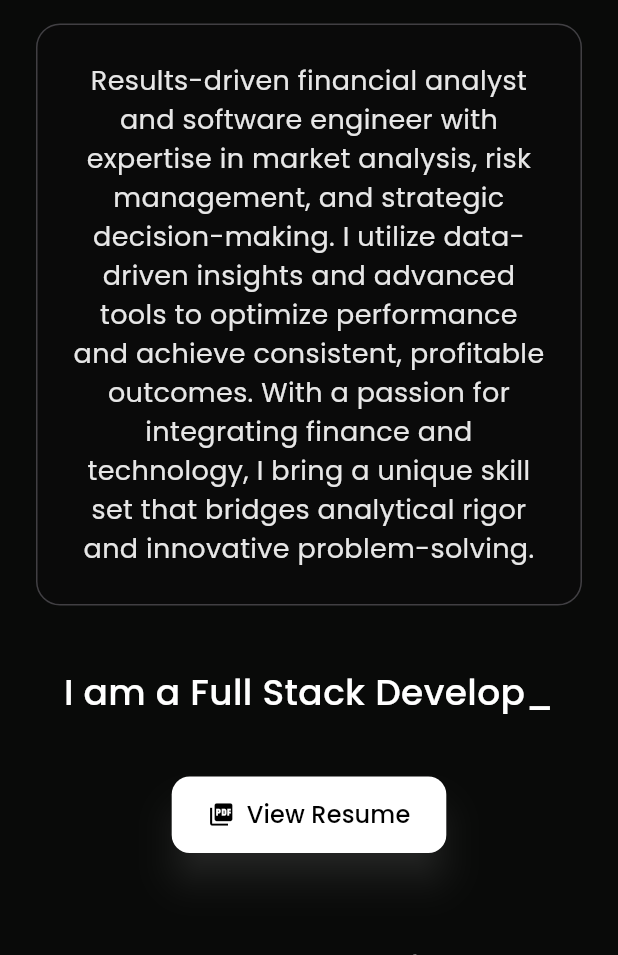
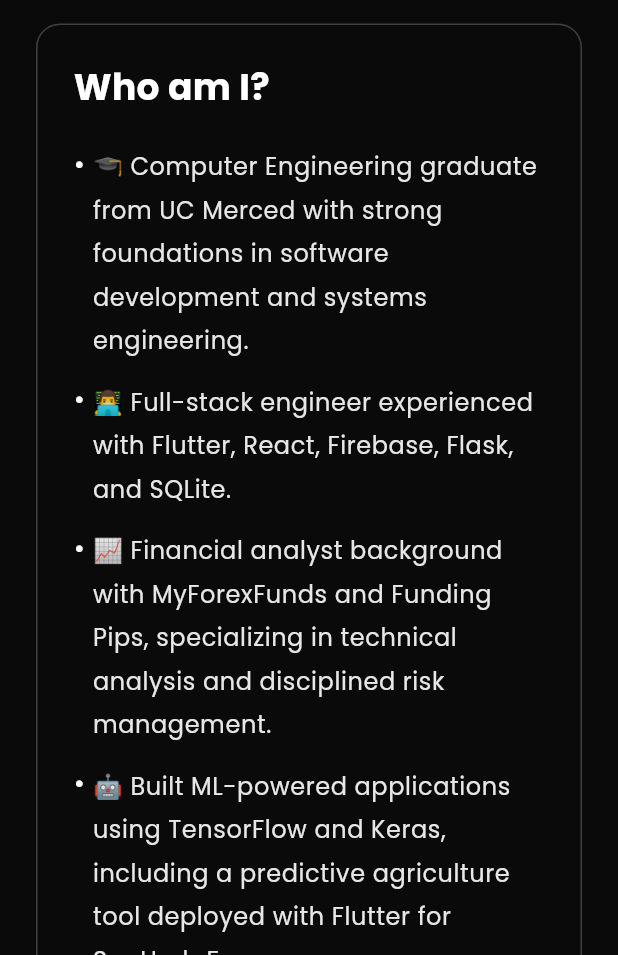
Before and after one commit to c7harry/Portfolio, a Flutter app: the screen it shows after launch, on a phone screen of 412 x 824 dp, the part 281-1236 px from its top. Run offline on Flutter 3.47's test engine with Material 3 defaults, Android fonts, the phone set to English and light mode, and no system bars; drawn by our look-alikes of flutter_animate; our stand-ins replace google_fonts.

Commit message:
changed about

```diff
--- a/lib/pages/about.dart
+++ b/lib/pages/about.dart
@@ -33,7 +33,6 @@
           if (charIndex < currentText.length) {
             displayedText = currentText.substring(0, ++charIndex);
           } else {
-            // Pause before deleting
             Future.delayed(const Duration(milliseconds: 1000), () {
               isDeleting = true;
             });
@@ -95,13 +94,46 @@
               borderRadius: BorderRadius.circular(16),
               border: Border.all(color: borderColor),
             ),
-            child: Text(
-              "Results-driven financial analyst and software engineer with expertise in market analysis, risk management, and strategic decision-making. I utilize data-driven insights and advanced tools to optimize performance and achieve consistent, profitable outcomes. With a passion for integrating finance and technology, I bring a unique skill set that bridges analytical rigor and innovative problem-solving.",
-              textAlign: TextAlign.center,
-              style: GoogleFonts.poppins(
-                fontSize: 18,
-                color: textColor.withOpacity(0.9),
-              ),
+            child: Column(
+              crossAxisAlignment: CrossAxisAlignment.start,
+              children: [
+                Text(
+                  "Who am I?",
+                  style: GoogleFonts.poppins(
+                    fontSize: 24,
+                    fontWeight: FontWeight.bold,
+                    color: textColor,
+                  ),
+                ),
+                const SizedBox(height: 16),
+                ...[
+                  '🎓 Computer Engineering graduate from UC Merced with strong foundations in software development and systems engineering.',
+                  '👨‍💻 Full-stack engineer experienced with Flutter, React, Firebase, Flask, and SQLite.',
+                  '📈 Financial analyst background with MyForexFunds and Funding Pips, specializing in technical analysis and disciplined risk management.',
+                  '🤖 Built ML-powered applications using TensorFlow and Keras, including a predictive agriculture tool deployed with Flutter for SupHerb Farms.',
+                  '🚀 Proficient in Git, JS, CI/CD, C++, and cross-platform mobile/web development.',
+                  '🧠 Passionate about solving complex, real-world problems by combining data, design, and engineering best practices.',
+                ].asMap().entries.map((entry) => Padding(
+                  padding: const EdgeInsets.symmetric(vertical: 6.0),
+                  child: Row(
+                    crossAxisAlignment: CrossAxisAlignment.start,
+                    children: [
+                      const Text("• ", style: TextStyle(fontSize: 18)),
+                      Expanded(
+                        child: Text(
+                          entry.value,
+                          style: GoogleFonts.poppins(
+                            fontSize: 16,
+                            height: 1.8,
+                            letterSpacing: 0.4,
+                            color: textColor.withOpacity(0.9),
+                          ),
+                        ).animate().fadeIn(delay: (entry.key * 100).ms),
+                      ),
+                    ],
+                  ),
+                )),
+              ],
             )
                 .animate()
                 .fadeIn()
@@ -164,7 +196,7 @@
               .fadeIn(delay: 200.ms)
               .slideY(begin: 0.3)
               .then()
-              .shakeY(delay: 400.ms, duration: 800.ms), // playful bounce effect
+              .shakeY(delay: 400.ms, duration: 800.ms),
 
           const SizedBox(height: 60),
 
```
